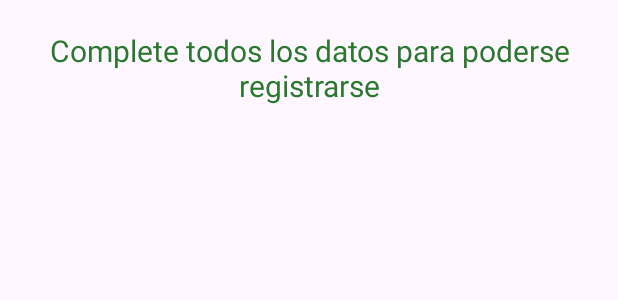
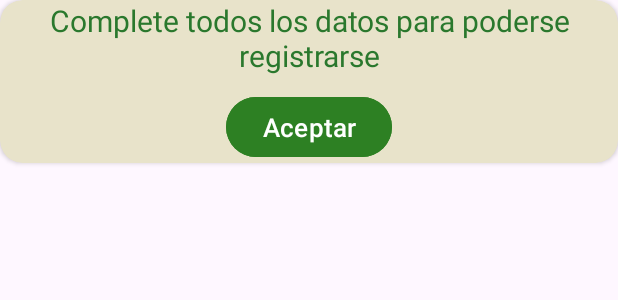
Before and after one commit to hyancy/eco_recicla_grupo_7, an Android app: the layout dialog_completa_todo.xml on its own in the app's theme, with its tools: preview values and no code run, on a phone screen of 412 x 824 dp. Shown: the top 300 px of the screen. Run offline under Robolectric (Android 15) with nearby library versions, the phone set to English and light mode, and no system bars.

Commit message:
Agragando estilos al dialogo de registro

```diff
--- a/app/src/main/res/layout/dialog_completa_todo.xml
+++ b/app/src/main/res/layout/dialog_completa_todo.xml
@@ -1,11 +1,16 @@
 <?xml version="1.0" encoding="utf-8"?>
-<LinearLayout xmlns:android="http://schemas.android.com/apk/res/android"
+<androidx.cardview.widget.CardView xmlns:android="http://schemas.android.com/apk/res/android"
     android:layout_width="match_parent"
     android:layout_height="wrap_content"
+    xmlns:app="http://schemas.android.com/apk/res-auto"
     android:gravity="center"
     android:orientation="vertical"
-    android:paddingVertical="20dp"
-    >
+    android:backgroundTint="@color/beige_app"
+    app:cardCornerRadius="15dp">
+    <LinearLayout
+        android:layout_width="match_parent"
+        android:layout_height="wrap_content"
+        android:orientation="vertical">
     <TextView
         android:layout_width="wrap_content"
         android:layout_height="wrap_content"
@@ -14,5 +19,17 @@
         android:textAlignment="center"
         android:textColor="#2A782D"
         />
+    <Button
+        android:id="@+id/btn_aceptar_todo"
+        android:layout_width="wrap_content"
+        android:layout_height="wrap_content"
+        android:backgroundTint="@color/green_app"
+        android:text="Aceptar"
+        android:textSize="17sp"
+        android:layout_gravity="center"
+        android:layout_marginTop="10dp"
+        />
+    </LinearLayout>
 
-</LinearLayout>
+
+</androidx.cardview.widget.CardView>
```
Also changed, not shown: app/src/main/java/com/hyancy/eco_recicla_reto_1_grupo_7/ui/RegistroUsario.java (+10 -4 lines).
